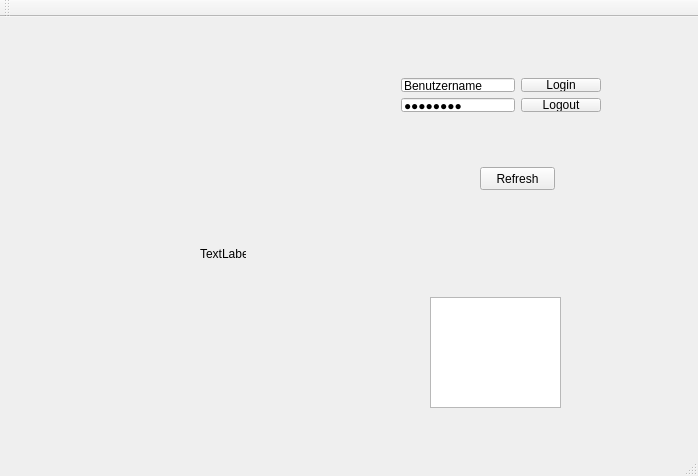
Qt form mainwindow.ui (Boomit/DME) before a commit.
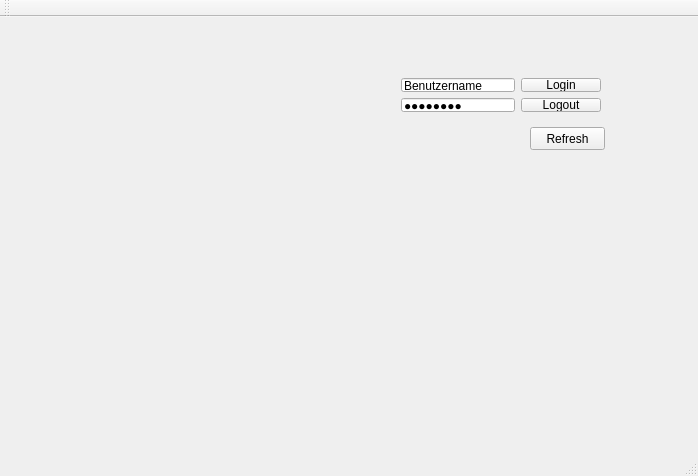
The same form after that commit.

```diff
--- a/mainwindow.ui
+++ b/mainwindow.ui
@@ -14,16 +14,6 @@
    <string>MainWindow</string>
   </property>
   <widget class="QWidget" name="centralWidget">
-   <widget class="QTextEdit" name="textEdit">
-    <property name="geometry">
-     <rect>
-      <x>430</x>
-      <y>280</y>
-      <width>131</width>
-      <height>111</height>
-     </rect>
-    </property>
-   </widget>
    <widget class="QWidget" name="layoutWidget">
     <property name="geometry">
      <rect>
@@ -85,24 +75,11 @@
      </item>
     </layout>
    </widget>
-   <widget class="QLabel" name="lblTest">
+   <widget class="QPushButton" name="btnRefresh">
     <property name="geometry">
      <rect>
-      <x>200</x>
-      <y>230</y>
-      <width>46</width>
-      <height>13</height>
-     </rect>
-    </property>
-    <property name="text">
-     <string>TextLabel</string>
-    </property>
-   </widget>
-   <widget class="QPushButton" name="pushButton">
-    <property name="geometry">
-     <rect>
-      <x>480</x>
-      <y>150</y>
+      <x>530</x>
+      <y>110</y>
       <width>75</width>
       <height>23</height>
      </rect>
```
Left out of the diff: 4 changed lines with no effect on the pictures.
